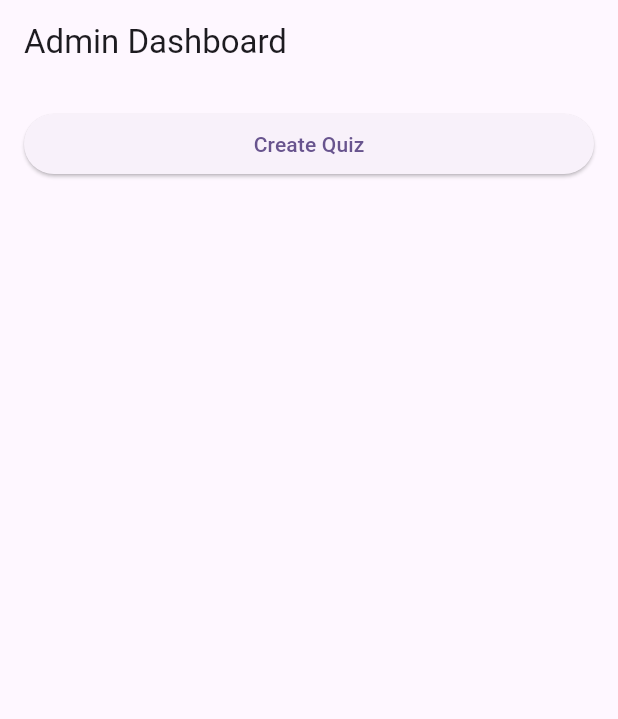
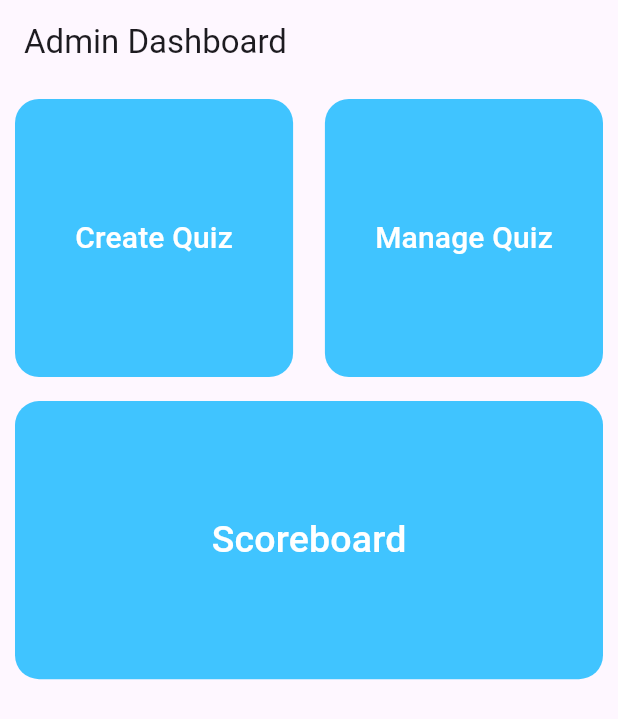
Before and after one commit to Umwe/Flutter-Umwe-mobile_app, a Flutter app: the screen it shows after launch, on a phone screen of 412 x 824 dp. Shown: the top 719 px of the screen. Run offline on Flutter 3.47's test engine with Material 3 defaults, Android fonts, the phone set to English and light mode, and no system bars.

Commit message:
morning 22 commit

```diff
--- a/lib/admin_landing_screen.dart
+++ b/lib/admin_landing_screen.dart
@@ -1,20 +1,34 @@
 import 'package:flutter/material.dart';
 
 import 'CreateQuizScreen.dart';
+import 'DisplayQuizzesScreen.dart';
 
 class AdminLandingScreen extends StatelessWidget {
   @override
   Widget build(BuildContext context) {
+    double buttonSize = MediaQuery.of(context).size.width * 0.45;
+
     return Scaffold(
       appBar: AppBar(
         title: Text('Admin Dashboard'),
       ),
       body: Padding(
-        padding: EdgeInsets.all(16.0),
+        padding: EdgeInsets.all(10.0),
         child: Column(
           crossAxisAlignment: CrossAxisAlignment.stretch,
           children: [
-            ElevatedButton(
+            Row(
+              mainAxisAlignment: MainAxisAlignment.spaceBetween,
+              children: [
+                // Blue big square button for "Create Quiz"
+                Container(
+                  width: buttonSize,
+                  height: buttonSize,
+                  decoration: BoxDecoration(
+                    color: Colors.lightBlueAccent,
+                    borderRadius: BorderRadius.circular(16.0),
+                  ),
+                  child: ElevatedButton(
                     onPressed: () {
                       // Navigate to create quiz screen
                       Navigator.push(
@@ -22,9 +36,90 @@ class AdminLandingScreen extends StatelessWidget {
                         MaterialPageRoute(builder: (context) => CreateQuizScreen()),
                       );
                     },
-              child: Text('Create Quiz'),
+                    style: ElevatedButton.styleFrom(
+                      shape: RoundedRectangleBorder(
+                        borderRadius: BorderRadius.circular(16.0),
                       ),
-            // Other widgets can be added here
+                      backgroundColor: Colors.transparent,
+                      padding: EdgeInsets.zero,
+                      elevation: 0,
+                    ),
+                    child: Padding(
+                      padding: const EdgeInsets.all(16.0),
+                      child: Text(
+                        'Create Quiz',
+                        style: TextStyle(color: Colors.white, fontSize: 20.0),
+                      ),
+                    ),
+                  ),
+                ),
+                SizedBox(width: 16), // Add spacing between buttons
+                // Blue big square button for "Manage Quiz"
+                Container(
+                  width: buttonSize,
+                  height: buttonSize,
+                  decoration: BoxDecoration(
+                    color: Colors.lightBlueAccent,
+                    borderRadius: BorderRadius.circular(16.0),
+                  ),
+                  child: ElevatedButton(
+                    onPressed: () {
+                      // Navigate to the DisplayQuizzesScreen
+                      Navigator.push(
+                        context,
+                        MaterialPageRoute(builder: (context) => DisplayQuizzesScreen()),
+                      );
+                    },
+                    style: ElevatedButton.styleFrom(
+                      shape: RoundedRectangleBorder(
+                        borderRadius: BorderRadius.circular(16.0),
+                      ),
+                      backgroundColor: Colors.transparent,
+                      padding: EdgeInsets.zero,
+                      elevation: 0,
+                    ),
+                    child: Padding(
+                      padding: const EdgeInsets.all(16.0),
+                      child: Text(
+                        'Manage Quiz',
+                        style: TextStyle(color: Colors.white, fontSize: 20.0),
+                      ),
+                    ),
+                  ),
+                ),
+
+              ],
+            ),
+            SizedBox(height: 16), // Add spacing between rows
+            // Blue big square button for "Scoreboard"
+            Container(
+              width: buttonSize,
+              height: buttonSize,
+              decoration: BoxDecoration(
+                color: Colors.lightBlueAccent,
+                borderRadius: BorderRadius.circular(16.0),
+              ),
+              child: ElevatedButton(
+                onPressed: () {
+                  // Add your logic for "Scoreboard" button
+                },
+                style: ElevatedButton.styleFrom(
+                  shape: RoundedRectangleBorder(
+                    borderRadius: BorderRadius.circular(16.0),
+                  ),
+                  backgroundColor: Colors.transparent,
+                  padding: EdgeInsets.zero,
+                  elevation: 0,
+                ),
+                child: Padding(
+                  padding: const EdgeInsets.all(16.0),
+                  child: Text(
+                    'Scoreboard',
+                    style: TextStyle(color: Colors.white, fontSize: 25.0),
+                  ),
+                ),
+              ),
+            ),
           ],
         ),
       ),
```
Also changed, not shown: lib/ConfirmationScreen.dart (+32 -20 lines), lib/CreateAnswersScreen.dart (+19 -28 lines), lib/CreateQuestionScreen.dart (+8 -3 lines), lib/DisplayQuizzesScreen.dart (added, +75 -0 lines). Lines whose indentation alone changed are shown as unchanged.
